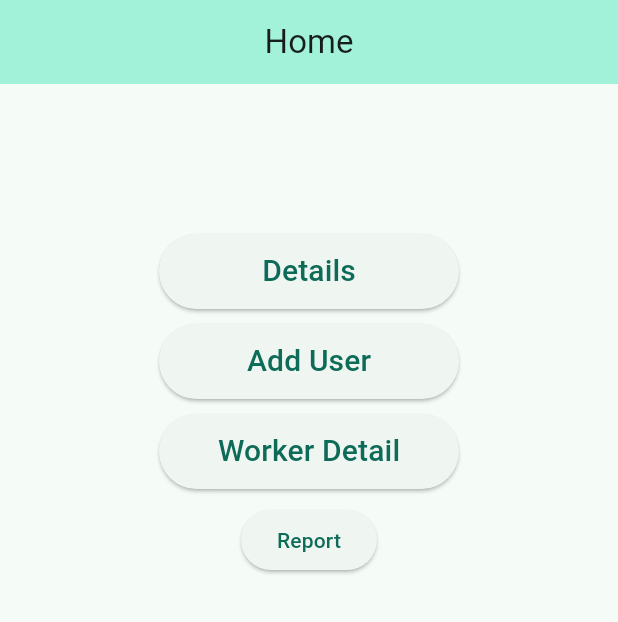
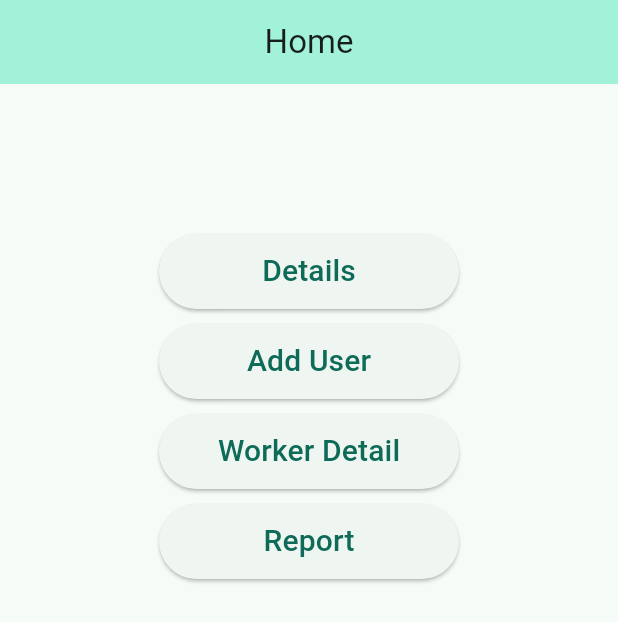
Before and after one commit to santhossh5/myapp, a Flutter app: the myHome screen opened by its route, on a phone screen of 412 x 824 dp. Shown: the top 622 px of the screen. Run offline on Flutter 3.47's test engine with Material 3 defaults, Android fonts, the phone set to English and light mode, and no system bars; our stand-ins replace cloud_firestore, firebase_core; accounts and stored records are empty.

```diff
--- a/lib/models/bills.dart
+++ b/lib/models/bills.dart
@@ -1,16 +1,23 @@
 class Bills {
-  int? billId;
+  String? billId;
   String cusId;
   String date;
+  bool status;
   double amt;
 
-  Bills({this.billId, required this.cusId, required this.date, required this.amt});
+  Bills(
+      {this.billId,
+      required this.cusId,
+      required this.date,
+      required this.status,
+      required this.amt});
 
   Map<String, dynamic> toMap() {
     var map = <String, dynamic>{
       'cusId': cusId,
       'date': date,
       'amount': amt,
+      'status' : status,
     };
     if (billId != null) {
       map['billId'] = billId;
@@ -21,7 +28,8 @@ class Bills {
   // Extract a Customer object from a Map object
   Bills.fromMap(Map<String, dynamic> map)
       : cusId = map['cusId'],
-        billId = map['billID'],
+        billId = map['billId'],
         date = map['date'],
+        status = map['status'],
         amt = double.parse(map['amount'].toString());
 }
--- a/lib/pages/homePage.dart
+++ b/lib/pages/homePage.dart
@@ -2,8 +2,9 @@ import 'package:flutter/material.dart';
 import 'package:myapp/models/customer.dart';
 import 'package:myapp/pages/addUser.dart';
 import 'package:myapp/pages/addWorker.dart';
+import 'package:myapp/pages/report.dart';
 //import 'package:myapp/services/database_service.dart';
-import 'package:myapp/services/firebase_service.dart';
+//import 'package:myapp/services/firebase_service.dart';
 
 class myHome extends StatefulWidget {
   const myHome({super.key});
@@ -14,7 +15,7 @@ class myHome extends StatefulWidget {
 
 class _myHomeState extends State<myHome> {
   //DatabaseService _databaseService = DatabaseService.instance;
-  FirebaseService _firebaseService = FirebaseService();
+  //FirebaseService _firebaseService = FirebaseService();
   @override
   Widget build(BuildContext context) {
     return Scaffold(
@@ -72,9 +73,16 @@ class _myHomeState extends State<myHome> {
             SizedBox(
               height: 10,
             ),
-            ElevatedButton(onPressed: () {
-
-            }, child: Text("Report"))
+            ElevatedButton(
+                onPressed: () {
+                  Navigator.push(context,
+                      MaterialPageRoute(builder: (context) => Report()));
+                },
+                style: ElevatedButton.styleFrom(fixedSize: Size(200, 50)),
+                child: Text(
+                  "Report",
+                  style: TextStyle(fontSize: 20),
+                )),
           ],
         ),
       ),
--- a/lib/pages/listUsers.dart
+++ b/lib/pages/listUsers.dart
@@ -73,11 +73,8 @@ class _listUsersState extends State<listUsers> {
                                       child: Text('Bills')),
                                   ElevatedButton(
                                       onPressed: () async {
-                                        int billid = await _firebaseService
-                                            .getNextBillId();
                                         setState(() {
-                                          _firebaseService.addBill(
-                                              billid, customer.cusId!, 111);
+                                          _firebaseService.addBill(customer.cusId!, 111);
                                         });
                                       },
                                       child: Text('Add Bills')),
--- a/lib/pages/loginPage.dart
+++ b/lib/pages/loginPage.dart
@@ -37,10 +37,6 @@ class _LoginPageState extends State<LoginPage> {
             padding: EdgeInsets.all(8.0),
             shrinkWrap: true, // Makes the ListView take the space it needs
             children: [
-              TextButton(
-                onPressed: () {},
-                child: Text("data"),
-              ),
               TextFormField(
                 validator: (value) {
                   if (value!.isEmpty) {
@@ -65,6 +61,7 @@ class _LoginPageState extends State<LoginPage> {
                   return null;
                 },
                 controller: passwordcontroller,
+                obscureText: true,
                 decoration: const InputDecoration(
                   labelText: 'Password',
                   border: OutlineInputBorder(),
@@ -99,6 +96,7 @@ class _LoginPageState extends State<LoginPage> {
     if (name == "admin" && password == "admin") {
       Navigator.push(
           context, MaterialPageRoute(builder: (context) => myHome()));
+      return;
     }
     Worker? isValid = workers.firstWhere(
       (worker) => worker.name == name && worker.password == password,
```
Also changed, not shown: lib/pages/listBills.dart (+37 -1 lines), lib/services/firebase_service.dart (+34 -5 lines), lib/main.dart (line endings or trailing spaces).
